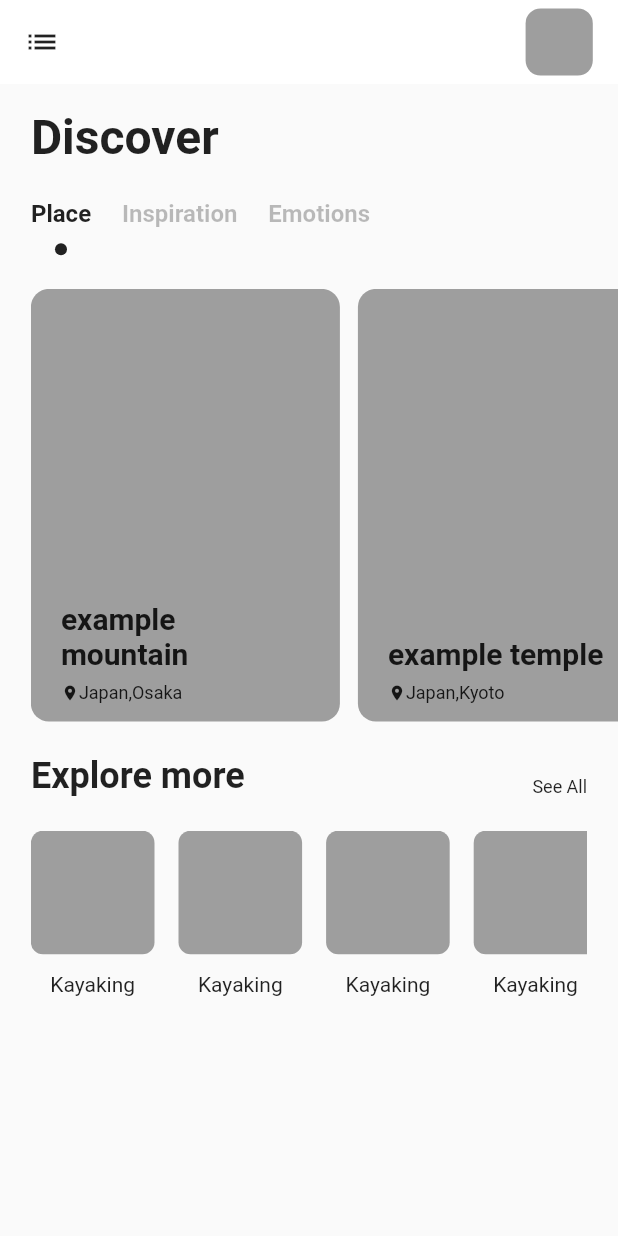
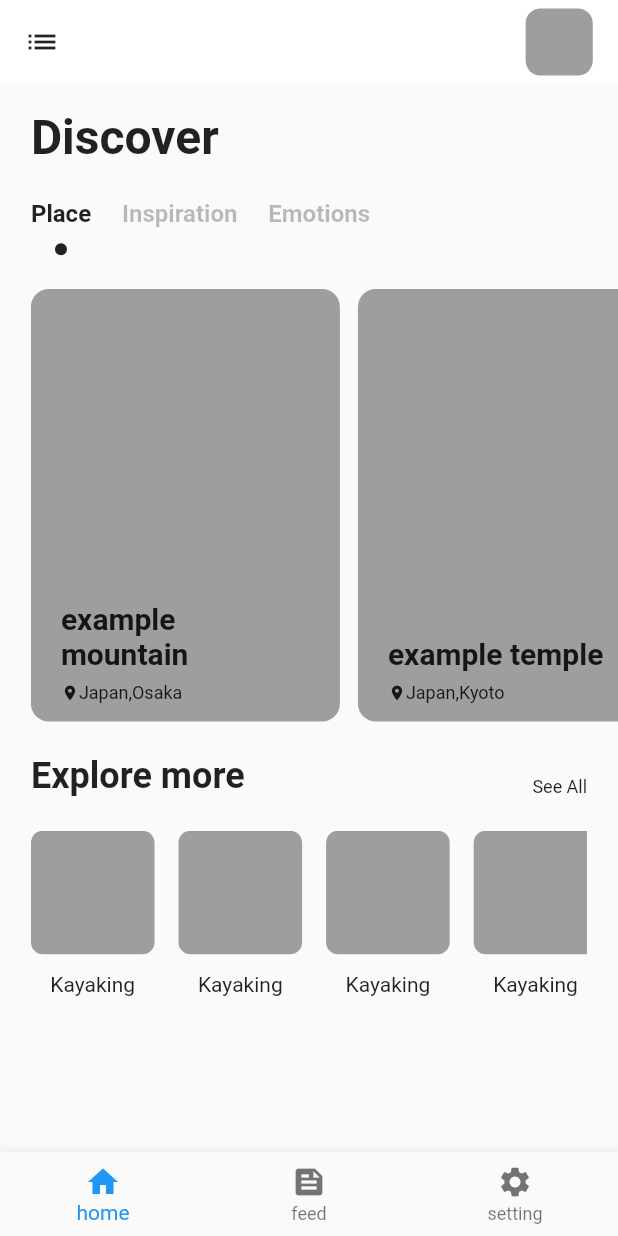
Before and after one commit to murakamiren/flutter_style, a Flutter app: the DiscoverView screen opened directly, on a phone screen of 412 x 824 dp. Run offline on Flutter 3.47's test engine with Material 2 defaults, Android fonts, the phone set to English and light mode, and no system bars.

```diff
--- /dev/null
+++ b/lib/components/buttomNav.dart
@@ -0,0 +1,28 @@
+import 'package:flutter/material.dart';
+import 'package:flutter/src/foundation/key.dart';
+import 'package:flutter/src/widgets/framework.dart';
+
+class BottomNav extends StatelessWidget {
+  const BottomNav({Key? key}) : super(key: key);
+
+  @override
+  Widget build(BuildContext context) {
+    return BottomNavigationBar(
+      items: [
+        BottomNavigationBarItem(
+          icon: Icon(Icons.home),
+          label: "home",
+        ),
+        BottomNavigationBarItem(
+          icon: Icon(Icons.feed),
+          label: "feed",
+        ),
+        BottomNavigationBarItem(
+          icon: Icon(Icons.settings),
+          label: "setting",
+        ),
+      ],
+      currentIndex: 0,
+    );
+  }
+}
--- a/lib/views/discover.dart
+++ b/lib/views/discover.dart
@@ -1,6 +1,7 @@
 import 'package:flutter/material.dart';
 import 'package:flutter/src/foundation/key.dart';
 import 'package:flutter/src/widgets/framework.dart';
+import 'package:flutter_style/components/buttomNav.dart';
 import 'package:flutter_style/components/exploreIcon.dart';
 import 'package:flutter_style/components/navText.dart';
 import 'package:flutter_style/components/placeCard.dart';
@@ -27,6 +28,7 @@ class DiscoverView extends StatelessWidget {
           ),
         ],
       ),
+      bottomNavigationBar: BottomNav(),
       body: Column(
         crossAxisAlignment: CrossAxisAlignment.start,
         children: [
```
